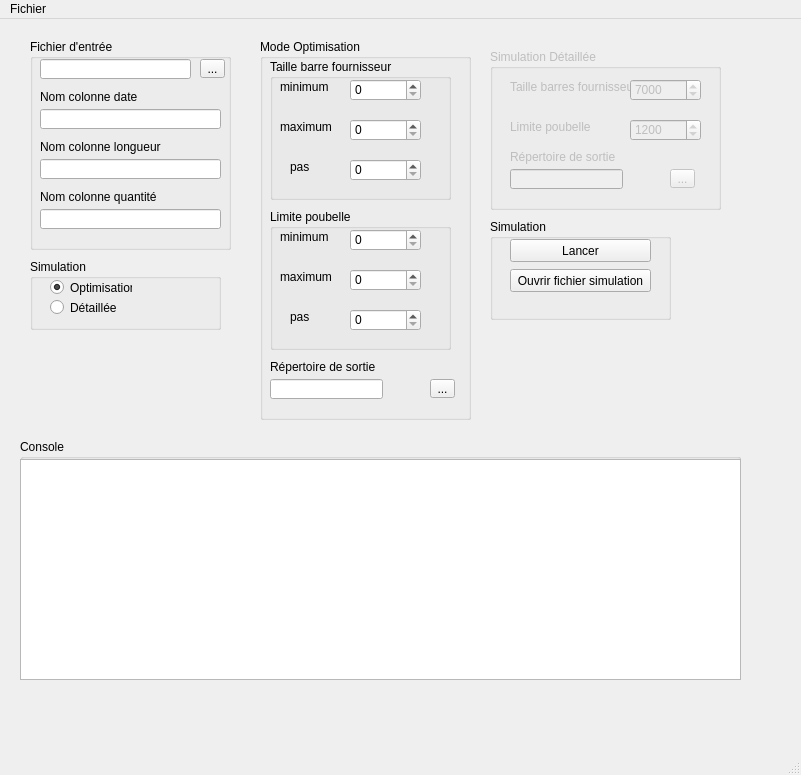
Plouff/BarSupplyOptimizer, file src/QtGui/design.ui: the form before one commit.
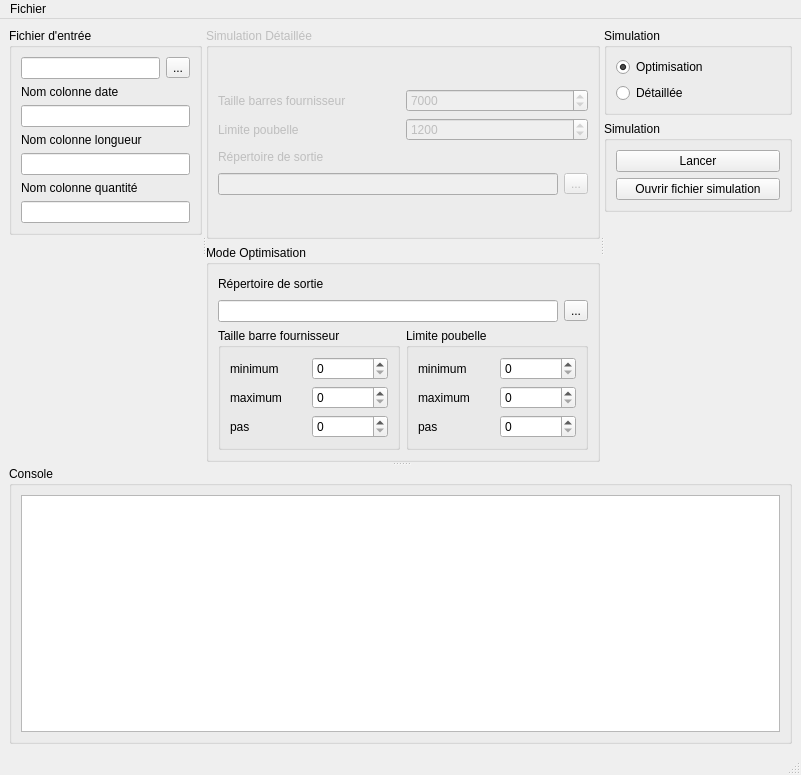
The form after the commit.

Diff of the .ui file:
```diff
--- a/src/QtGui/design.ui
+++ b/src/QtGui/design.ui
@@ -14,193 +14,136 @@
    <string>BarSupplyOptimizer</string>
   </property>
   <widget class="QWidget" name="centralwidget">
+   <layout class="QHBoxLayout" name="horizontalLayout_9">
+    <item>
+     <widget class="QSplitter" name="splitter_2">
+      <property name="orientation">
+       <enum>Qt::Vertical</enum>
+      </property>
+      <property name="childrenCollapsible">
+       <bool>false</bool>
+      </property>
+      <widget class="QSplitter" name="splitter">
+       <property name="orientation">
+        <enum>Qt::Horizontal</enum>
+       </property>
+       <property name="childrenCollapsible">
+        <bool>false</bool>
+       </property>
+       <widget class="QWidget" name="">
+        <layout class="QVBoxLayout" name="verticalLayout_17">
+         <item>
    <widget class="QGroupBox" name="inputFileGroup">
-    <property name="geometry">
-     <rect>
-      <x>30</x>
-      <y>20</y>
-      <width>201</width>
-      <height>211</height>
-     </rect>
-    </property>
     <property name="title">
      <string>Fichier d'entrée</string>
     </property>
-    <widget class="QToolButton" name="chooseInputFileButton">
-     <property name="geometry">
-      <rect>
-       <x>170</x>
-       <y>20</y>
-       <width>25</width>
-       <height>19</height>
-      </rect>
-     </property>
-     <property name="text">
-      <string>...</string>
-     </property>
-    </widget>
+           <layout class="QHBoxLayout" name="horizontalLayout_11">
+            <item>
+             <layout class="QVBoxLayout" name="verticalLayout_10">
+              <item>
+               <layout class="QHBoxLayout" name="horizontalLayout_10">
+                <item>
     <widget class="QLineEdit" name="inputCsvLineEdit">
-     <property name="geometry">
-      <rect>
-       <x>10</x>
-       <y>20</y>
-       <width>151</width>
-       <height>20</height>
-      </rect>
-     </property>
      <property name="readOnly">
       <bool>true</bool>
      </property>
     </widget>
+                </item>
+                <item>
+                 <widget class="QToolButton" name="chooseInputFileButton">
+                  <property name="text">
+                   <string>...</string>
+                  </property>
+                 </widget>
+                </item>
+               </layout>
+              </item>
+              <item>
+               <layout class="QVBoxLayout" name="verticalLayout_7">
+                <item>
     <widget class="QLabel" name="dateColumnLabel">
-     <property name="geometry">
-      <rect>
-       <x>10</x>
-       <y>50</y>
-       <width>121</width>
-       <height>16</height>
-      </rect>
-     </property>
      <property name="text">
       <string>Nom colonne date</string>
      </property>
     </widget>
-    <widget class="QLineEdit" name="dateColumnLineEdit">
-     <property name="geometry">
-      <rect>
-       <x>10</x>
-       <y>70</y>
-       <width>181</width>
-       <height>20</height>
-      </rect>
-     </property>
-    </widget>
-    <widget class="QLineEdit" name="lengthColumnLineEdit">
-     <property name="geometry">
-      <rect>
-       <x>10</x>
-       <y>120</y>
-       <width>181</width>
-       <height>20</height>
-      </rect>
-     </property>
-    </widget>
+                </item>
+                <item>
+                 <widget class="QLineEdit" name="dateColumnLineEdit"/>
+                </item>
+               </layout>
+              </item>
+              <item>
+               <layout class="QVBoxLayout" name="verticalLayout_8">
+                <item>
     <widget class="QLabel" name="lengthColumnLabel">
-     <property name="geometry">
-      <rect>
-       <x>10</x>
-       <y>100</y>
-       <width>121</width>
-       <height>16</height>
-      </rect>
-     </property>
      <property name="text">
       <string>Nom colonne longueur</string>
      </property>
     </widget>
+                </item>
+                <item>
+                 <widget class="QLineEdit" name="lengthColumnLineEdit"/>
+                </item>
+               </layout>
+              </item>
+              <item>
+               <layout class="QVBoxLayout" name="verticalLayout_9">
+                <item>
     <widget class="QLabel" name="quantityColumnLabel">
-     <property name="geometry">
-      <rect>
-       <x>10</x>
-       <y>150</y>
-       <width>121</width>
-       <height>16</height>
-      </rect>
-     </property>
      <property name="text">
       <string>Nom colonne quantité</string>
      </property>
     </widget>
-    <widget class="QLineEdit" name="quantityColumnLineEdit">
-     <property name="geometry">
-      <rect>
-       <x>10</x>
-       <y>170</y>
-       <width>181</width>
-       <height>20</height>
-      </rect>
-     </property>
-    </widget>
-   </widget>
-   <widget class="QGroupBox" name="simulationGroup">
-    <property name="geometry">
-     <rect>
-      <x>30</x>
-      <y>240</y>
-      <width>191</width>
-      <height>71</height>
-     </rect>
-    </property>
-    <property name="title">
-     <string>Simulation</string>
-    </property>
-    <widget class="QRadioButton" name="detailedSimRadioButton">
-     <property name="geometry">
-      <rect>
-       <x>20</x>
-       <y>40</y>
-       <width>82</width>
-       <height>17</height>
-      </rect>
-     </property>
-     <property name="text">
-      <string>Détaillée</string>
-     </property>
-    </widget>
-    <widget class="QRadioButton" name="optimizationRadioButton">
-     <property name="geometry">
-      <rect>
-       <x>20</x>
-       <y>20</y>
-       <width>82</width>
-       <height>17</height>
-      </rect>
-     </property>
-     <property name="text">
-      <string>Optimisation</string>
-     </property>
-     <property name="checked">
-      <bool>true</bool>
-     </property>
-    </widget>
-   </widget>
+                </item>
+                <item>
+                 <widget class="QLineEdit" name="quantityColumnLineEdit"/>
+                </item>
+               </layout>
+              </item>
+             </layout>
+            </item>
+           </layout>
+          </widget>
+         </item>
+         <item>
+          <spacer name="verticalSpacer">
+           <property name="orientation">
+            <enum>Qt::Vertical</enum>
+           </property>
+           <property name="sizeHint" stdset="0">
+            <size>
+             <width>20</width>
+             <height>40</height>
+            </size>
+           </property>
+          </spacer>
+         </item>
+        </layout>
+       </widget>
+       <widget class="QWidget" name="">
+        <layout class="QVBoxLayout" name="verticalLayout_16">
+         <item>
    <widget class="QGroupBox" name="detailedSimGroup">
     <property name="enabled">
      <bool>false</bool>
     </property>
-    <property name="geometry">
-     <rect>
-      <x>490</x>
-      <y>30</y>
-      <width>231</width>
-      <height>161</height>
-     </rect>
-    </property>
     <property name="title">
      <string>Simulation Détaillée</string>
     </property>
+           <layout class="QVBoxLayout" name="verticalLayout_19">
+            <item>
+             <layout class="QVBoxLayout" name="verticalLayout_12">
+              <item>
+               <layout class="QHBoxLayout" name="horizontalLayout_12">
+                <item>
     <widget class="QLabel" name="supplierBarLengthLabel">
-     <property name="geometry">
-      <rect>
-       <x>20</x>
-       <y>30</y>
-       <width>121</width>
-       <height>16</height>
-      </rect>
-     </property>
      <property name="text">
       <string>Taille barres fournisseur</string>
      </property>
     </widget>
+                </item>
+                <item>
     <widget class="QSpinBox" name="supplierBarLengthSpinBox">
-     <property name="geometry">
-      <rect>
-       <x>140</x>
-       <y>30</y>
-       <width>71</width>
-       <height>22</height>
-      </rect>
-     </property>
      <property name="maximum">
       <number>99999</number>
      </property>
@@ -208,28 +151,20 @@
       <number>7000</number>
      </property>
     </widget>
+                </item>
+               </layout>
+              </item>
+              <item>
+               <layout class="QHBoxLayout" name="horizontalLayout_13">
+                <item>
     <widget class="QLabel" name="toTrashLabel">
-     <property name="geometry">
-      <rect>
-       <x>20</x>
-       <y>70</y>
-       <width>121</width>
-       <height>16</height>
-      </rect>
-     </property>
      <property name="text">
       <string>Limite poubelle</string>
      </property>
     </widget>
+                </item>
+                <item>
     <widget class="QSpinBox" name="toTrashSpinBox">
-     <property name="geometry">
-      <rect>
-       <x>140</x>
-       <y>70</y>
-       <width>71</width>
-       <height>22</height>
-      </rect>
-     </property>
      <property name="maximum">
       <number>99999</number>
      </property>
@@ -237,95 +172,119 @@
       <number>1200</number>
      </property>
     </widget>
-    <widget class="QToolButton" name="chooseDetailedOutDirButton">
-     <property name="geometry">
-      <rect>
-       <x>180</x>
-       <y>120</y>
-       <width>25</width>
-       <height>19</height>
-      </rect>
-     </property>
-     <property name="text">
-      <string>...</string>
-     </property>
-    </widget>
-    <widget class="QLineEdit" name="detailedDirLine">
-     <property name="geometry">
-      <rect>
-       <x>20</x>
-       <y>120</y>
-       <width>113</width>
-       <height>20</height>
-      </rect>
-     </property>
-     <property name="readOnly">
-      <bool>true</bool>
-     </property>
-    </widget>
+                </item>
+               </layout>
+              </item>
+              <item>
+               <layout class="QVBoxLayout" name="verticalLayout_11">
+                <item>
     <widget class="QLabel" name="detailedOutDirLabel">
-     <property name="geometry">
-      <rect>
-       <x>20</x>
-       <y>100</y>
-       <width>121</width>
-       <height>16</height>
-      </rect>
+                  <property name="maximumSize">
+                   <size>
+                    <width>16777215</width>
+                    <height>20</height>
+                   </size>
      </property>
      <property name="text">
       <string>Répertoire de sortie</string>
      </property>
     </widget>
-   </widget>
+                </item>
+                <item>
+                 <layout class="QHBoxLayout" name="horizontalLayout_14">
+                  <item>
+                   <widget class="QLineEdit" name="detailedDirLine">
+                    <property name="readOnly">
+                     <bool>true</bool>
+                    </property>
+                   </widget>
+                  </item>
+                  <item>
+                   <widget class="QToolButton" name="chooseDetailedOutDirButton">
+                    <property name="text">
+                     <string>...</string>
+                    </property>
+                   </widget>
+                  </item>
+                 </layout>
+                </item>
+               </layout>
+              </item>
+             </layout>
+            </item>
+           </layout>
+          </widget>
+         </item>
+         <item>
    <widget class="QGroupBox" name="optimizationGroup">
-    <property name="geometry">
-     <rect>
-      <x>260</x>
-      <y>20</y>
-      <width>211</width>
-      <height>381</height>
-     </rect>
-    </property>
     <property name="title">
      <string>Mode Optimisation</string>
     </property>
+           <layout class="QVBoxLayout" name="verticalLayout_20">
+            <item>
+             <layout class="QVBoxLayout" name="verticalLayout_2">
+              <item>
+               <layout class="QVBoxLayout" name="verticalLayout">
+                <item>
+                 <widget class="QLabel" name="outputDirLabel">
+                  <property name="minimumSize">
+                   <size>
+                    <width>0</width>
+                    <height>20</height>
+                   </size>
+                  </property>
+                  <property name="text">
+                   <string>Répertoire de sortie</string>
+                  </property>
+                 </widget>
+                </item>
+                <item>
+                 <layout class="QHBoxLayout" name="horizontalLayout">
+                  <item>
+                   <widget class="QLineEdit" name="outputDirLineEdit">
+                    <property name="readOnly">
+                     <bool>true</bool>
+                    </property>
+                   </widget>
+                  </item>
+                  <item>
+                   <widget class="QToolButton" name="chooseOutputDirButton">
+                    <property name="text">
+                     <string>...</string>
+                    </property>
+                   </widget>
+                  </item>
+                 </layout>
+                </item>
+               </layout>
+              </item>
+              <item>
+               <layout class="QHBoxLayout" name="horizontalLayout_2">
+                <item>
     <widget class="QGroupBox" name="optimSupplierBarConfigGroup">
-     <property name="geometry">
-      <rect>
-       <x>10</x>
-       <y>20</y>
-       <width>181</width>
-       <height>141</height>
-      </rect>
+                  <property name="minimumSize">
+                   <size>
+                    <width>150</width>
+                    <height>120</height>
+                   </size>
      </property>
      <property name="title">
       <string>Taille barre fournisseur</string>
      </property>
-     <widget class="QSpinBox" name="supplierBarLengthMaxSpinBox">
-      <property name="geometry">
-       <rect>
-        <x>80</x>
-        <y>60</y>
-        <width>71</width>
-        <height>22</height>
-       </rect>
-      </property>
-      <property name="maximum">
-       <number>99999</number>
-      </property>
-      <property name="value">
-       <number>0</number>
-      </property>
-     </widget>
+                  <layout class="QVBoxLayout" name="verticalLayout_22">
+                   <item>
+                    <layout class="QVBoxLayout" name="verticalLayout_3">
+                     <item>
+                      <layout class="QHBoxLayout" name="horizontalLayout_3">
+                       <item>
+                        <widget class="QLabel" name="supplierBarLengthMinLabel">
+                         <property name="text">
+                          <string>minimum</string>
+                         </property>
+                        </widget>
+                       </item>
+                       <item>
      <widget class="QSpinBox" name="supplierBarLengthMinSpinBox">
-      <property name="geometry">
-       <rect>
-        <x>80</x>
-        <y>20</y>
-        <width>71</width>
-        <height>22</height>
-       </rect>
-      </property>
       <property name="acceptDrops">
        <bool>false</bool>
       </property>
@@ -336,264 +295,265 @@
        <number>0</number>
       </property>
      </widget>
-     <widget class="QSpinBox" name="supplierBarLengthStepSpinBox">
-      <property name="geometry">
-       <rect>
-        <x>80</x>
-        <y>100</y>
-        <width>71</width>
-        <height>22</height>
-       </rect>
-      </property>
-      <property name="maximum">
-       <number>99999</number>
-      </property>
-      <property name="value">
-       <number>0</number>
-      </property>
-     </widget>
-     <widget class="QLabel" name="supplierBarLengthMinLabel">
-      <property name="geometry">
-       <rect>
-        <x>10</x>
-        <y>20</y>
-        <width>71</width>
-        <height>16</height>
-       </rect>
-      </property>
-      <property name="text">
-       <string>minimum</string>
-      </property>
-     </widget>
+                       </item>
+                      </layout>
+                     </item>
+                     <item>
+                      <layout class="QHBoxLayout" name="horizontalLayout_4">
+                       <item>
      <widget class="QLabel" name="supplierBarLengthMaxLabel">
-      <property name="geometry">
-       <rect>
-        <x>10</x>
-        <y>60</y>
-        <width>71</width>
-        <height>16</height>
-       </rect>
-      </property>
       <property name="text">
        <string>maximum</string>
       </property>
      </widget>
+                       </item>
+                       <item>
+                        <widget class="QSpinBox" name="supplierBarLengthMaxSpinBox">
+                         <property name="maximum">
+                          <number>99999</number>
+                         </property>
+                         <property name="value">
+                          <number>0</number>
+                         </property>
+                        </widget>
+                       </item>
+                      </layout>
+                     </item>
+                     <item>
+                      <layout class="QHBoxLayout" name="horizontalLayout_5">
+                       <item>
      <widget class="QLabel" name="supplierBarLengthStepLabel">
-      <property name="geometry">
-       <rect>
-        <x>20</x>
-        <y>100</y>
-        <width>51</width>
-        <height>16</height>
-       </rect>
-      </property>
       <property name="text">
        <string>pas</string>
       </property>
      </widget>
-    </widget>
+                       </item>
+                       <item>
+                        <widget class="QSpinBox" name="supplierBarLengthStepSpinBox">
+                         <property name="maximum">
+                          <number>99999</number>
+                         </property>
+                         <property name="value">
+                          <number>0</number>
+                         </property>
+                        </widget>
+                       </item>
+                      </layout>
+                     </item>
+                    </layout>
+                   </item>
+                  </layout>
+                  <zorder>supplierBarLengthMaxSpinBox</zorder>
+                  <zorder>supplierBarLengthMinSpinBox</zorder>
+                  <zorder>supplierBarLengthStepSpinBox</zorder>
+                  <zorder>supplierBarLengthMinLabel</zorder>
+                  <zorder>supplierBarLengthMaxLabel</zorder>
+                  <zorder>supplierBarLengthStepLabel</zorder>
+                  <zorder>chooseOutputDirButton</zorder>
+                  <zorder>outputDirLabel</zorder>
+                  <zorder>outputDirLineEdit</zorder>
+                 </widget>
+                </item>
+                <item>
     <widget class="QGroupBox" name="optimTrashConfigGroup">
-     <property name="geometry">
-      <rect>
-       <x>10</x>
-       <y>170</y>
-       <width>181</width>
-       <height>141</height>
-      </rect>
+                  <property name="minimumSize">
+                   <size>
+                    <width>150</width>
+                    <height>120</height>
+                   </size>
      </property>
      <property name="title">
       <string>Limite poubelle</string>
      </property>
-     <widget class="QSpinBox" name="toTrashMaxSpinBox">
-      <property name="geometry">
-       <rect>
-        <x>80</x>
-        <y>60</y>
-        <width>71</width>
-        <height>22</height>
-       </rect>
-      </property>
-      <property name="maximum">
-       <number>99999</number>
-      </property>
-      <property name="value">
-       <number>0</number>
-      </property>
-     </widget>
-     <widget class="QSpinBox" name="toTrashMinSpinBox">
-      <property name="geometry">
-       <rect>
-        <x>80</x>
-        <y>20</y>
-        <width>71</width>
-        <height>22</height>
-       </rect>
-      </property>
-      <property name="maximum">
-       <number>99999</number>
-      </property>
-      <property name="value">
-       <number>0</number>
-      </property>
-     </widget>
-     <widget class="QSpinBox" name="toTrashStepSpinBox">
-      <property name="geometry">
-       <rect>
-        <x>80</x>
-        <y>100</y>
-        <width>71</width>
-        <height>22</height>
-       </rect>
-      </property>
-      <property name="maximum">
-       <number>99999</number>
-      </property>
-      <property name="value">
-       <number>0</number>
-      </property>
-     </widget>
+                  <layout class="QVBoxLayout" name="verticalLayout_21">
+                   <item>
+                    <layout class="QVBoxLayout" name="verticalLayout_4">
+                     <property name="sizeConstraint">
+                      <enum>QLayout::SetMinimumSize</enum>
+                     </property>
+                     <item>
+                      <layout class="QHBoxLayout" name="horizontalLayout_6">
+                       <item>
      <widget class="QLabel" name="toTrashMinLabel">
-      <property name="geometry">
-       <rect>
-        <x>10</x>
-        <y>20</y>
-        <width>61</width>
-        <height>16</height>
-       </rect>
-      </property>
       <property name="text">
        <string>minimum</string>
       </property>
      </widget>
+                       </item>
+                       <item>
+                        <widget class="QSpinBox" name="toTrashMinSpinBox">
+                         <property name="maximum">
+                          <number>99999</number>
+                         </property>
+                         <property name="value">
+                          <number>0</number>
+                         </property>
+                        </widget>
+                       </item>
+                      </layout>
+                     </item>
+                     <item>
+                      <layout class="QHBoxLayout" name="horizontalLayout_7">
+                       <item>
      <widget class="QLabel" name="toTrashMaxLabel">
-      <property name="geometry">
-       <rect>
-        <x>10</x>
-        <y>60</y>
-        <width>71</width>
-        <height>16</height>
-       </rect>
-      </property>
       <property name="text">
        <string>maximum</string>
       </property>
      </widget>
+                       </item>
+                       <item>
+                        <widget class="QSpinBox" name="toTrashMaxSpinBox">
+                         <property name="maximum">
+                          <number>99999</number>
+                         </property>
+                         <property name="value">
+                          <number>0</number>
+                         </property>
+                        </widget>
+                       </item>
+                      </layout>
+                     </item>
+                     <item>
+                      <layout class="QHBoxLayout" name="horizontalLayout_8">
+                       <item>
      <widget class="QLabel" name="toTrashStepLabel">
-      <property name="geometry">
-       <rect>
-        <x>20</x>
-        <y>100</y>
-        <width>61</width>
-        <height>16</height>
-       </rect>
-      </property>
       <property name="text">
        <string>pas</string>
       </property>
      </widget>
-    </widget>
-    <widget class="QToolButton" name="chooseOutputDirButton">
-     <property name="geometry">
-      <rect>
-       <x>170</x>
-       <y>340</y>
-       <width>25</width>
-       <height>19</height>
-      </rect>
-     </property>
-     <property name="text">
-      <string>...</string>
-     </property>
-    </widget>
-    <widget class="QLabel" name="outputDirLabel">
-     <property name="geometry">
-      <rect>
-       <x>10</x>
-       <y>320</y>
-       <width>121</width>
-       <height>16</height>
-      </rect>
-     </property>
+                       </item>
+                       <item>
+                        <widget class="QSpinBox" name="toTrashStepSpinBox">
+                         <property name="maximum">
+                          <number>99999</number>
+                         </property>
+                         <property name="value">
+                          <number>0</number>
+                         </property>
+                        </widget>
+                       </item>
+                      </layout>
+                     </item>
+                    </layout>
+                   </item>
+                  </layout>
+                 </widget>
+                </item>
+               </layout>
+              </item>
+             </layout>
+            </item>
+           </layout>
+           <zorder>optimSupplierBarConfigGroup</zorder>
+           <zorder>optimTrashConfigGroup</zorder>
+           <zorder>chooseOutputDirButton</zorder>
+           <zorder>outputDirLabel</zorder>
+           <zorder>outputDirLineEdit</zorder>
+           <zorder></zorder>
+          </widget>
+         </item>
+        </layout>
+       </widget>
+       <widget class="QWidget" name="">
+        <layout class="QVBoxLayout" name="verticalLayout_18">
+         <item>
+          <layout class="QVBoxLayout" name="verticalLayout_15">
+           <item>
+            <widget class="QGroupBox" name="simulationGroup">
+             <property name="title">
+              <string>Simulation</string>
+             </property>
+             <layout class="QVBoxLayout" name="verticalLayout_6">
+              <item>
+               <layout class="QVBoxLayout" name="verticalLayout_5">
+                <item>
+                 <widget class="QRadioButton" name="optimizationRadioButton">
      <property name="text">
-      <string>Répertoire de sortie</string>
-     </property>
-    </widget>
-    <widget class="QLineEdit" name="outputDirLineEdit">
-     <property name="geometry">
-      <rect>
-       <x>10</x>
-       <y>340</y>
-       <width>113</width>
-       <height>20</height>
-      </rect>
-     </property>
-     <property name="readOnly">
+                   <string>Optimisation</string>
+                  </property>
+                  <property name="checked">
       <bool>true</bool>
      </property>
     </widget>
-   </widget>
+                </item>
+                <item>
+                 <widget class="QRadioButton" name="detailedSimRadioButton">
+                  <property name="text">
+                   <string>Détaillée</string>
+                  </property>
+                 </widget>
+                </item>
+               </layout>
+              </item>
+             </layout>
+            </widget>
+           </item>
+           <item>
    <widget class="QGroupBox" name="commandsGroup">
-    <property name="geometry">
-     <rect>
-      <x>490</x>
-      <y>200</y>
-      <width>181</width>
-      <height>101</height>
-     </rect>
-    </property>
     <property name="title">
      <string>Simulation</string>
     </property>
+             <layout class="QVBoxLayout" name="verticalLayout_14">
+              <item>
+               <layout class="QVBoxLayout" name="verticalLayout_13">
+                <item>
     <widget class="QPushButton" name="launchButton">
-     <property name="geometry">
-      <rect>
-       <x>20</x>
-       <y>20</y>
-       <width>141</width>
-       <height>23</height>
-      </rect>
-     </property>
      <property name="text">
       <string>Lancer</string>
      </property>
     </widget>
+                </item>
+                <item>
     <widget class="QPushButton" name="openLogButton">
-     <property name="geometry">
-      <rect>
-       <x>20</x>
-       <y>50</y>
-       <width>141</width>
-       <height>23</height>
-      </rect>
-     </property>
      <property name="text">
       <string>Ouvrir fichier simulation</string>
      </property>
     </widget>
+                </item>
+               </layout>
+              </item>
+             </layout>
+            </widget>
+           </item>
+          </layout>
+         </item>
+         <item>
+          <spacer name="verticalSpacer_2">
+           <property name="orientation">
+            <enum>Qt::Vertical</enum>
+           </property>
+           <property name="sizeHint" stdset="0">
+            <size>
+             <width>20</width>
+             <height>40</height>
+            </size>
+           </property>
+          </spacer>
+         </item>
+        </layout>
+       </widget>
    </widget>
    <widget class="QGroupBox" name="consoleGroup">
-    <property name="geometry">
-     <rect>
-      <x>20</x>
-      <y>420</y>
-      <width>721</width>
-      <height>241</height>
-     </rect>
+       <property name="minimumSize">
+        <size>
+         <width>0</width>
+         <height>150</height>
+        </size>
     </property>
     <property name="title">
      <string>Console</string>
     </property>
-    <widget class="QPlainTextEdit" name="console">
-     <property name="geometry">
-      <rect>
-       <x>0</x>
-       <y>20</y>
-       <width>721</width>
-       <height>221</height>
-      </rect>
-     </property>
-    </widget>
-   </widget>
+       <layout class="QHBoxLayout" name="horizontalLayout_18">
+        <item>
+         <widget class="QPlainTextEdit" name="console"/>
+        </item>
+       </layout>
+       <zorder>console</zorder>
+       <zorder>optimizationGroup</zorder>
+      </widget>
+     </widget>
+    </item>
+   </layout>
   </widget>
   <widget class="QMenuBar" name="menubar">
    <property name="enabled">
```
Lines whose indentation alone changed are shown as unchanged.
